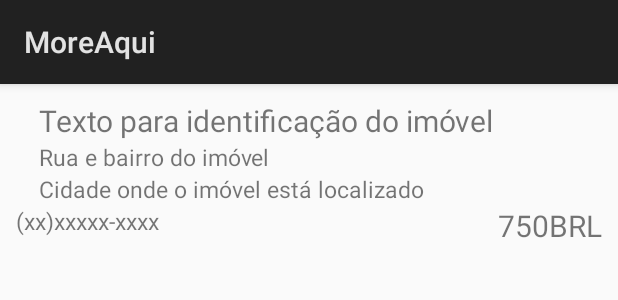
After one commit to COLTEC-TP/Trimestral-01, an Android app: the layout adapter_imoveis.xml on its own in the app's theme, with its tools: preview values and no code run, on a phone screen of 412 x 824 dp. The commit adds this screen. Shown: the top 300 px of the screen. Run offline under Robolectric (Android 15) with nearby library versions, the phone set to English and light mode, and no system bars.

Commit message:
Upando Prova triste :(

```diff
--- a/app/build.gradle
+++ b/app/build.gradle
@@ -21,6 +21,7 @@ android {
 dependencies {
     implementation fileTree(dir: 'libs', include: ['*.jar'])
     implementation 'com.android.support.constraint:constraint-layout:1.1.0'
+    implementation 'com.android.support:appcompat-v7:26.1.0'
     testImplementation 'junit:junit:4.12'
     androidTestImplementation 'com.android.support.test:runner:1.0.2'
     androidTestImplementation 'com.android.support.test.espresso:espresso-core:3.0.2'
--- a/app/src/main/AndroidManifest.xml
+++ b/app/src/main/AndroidManifest.xml
@@ -16,6 +16,7 @@
                 <category android:name="android.intent.category.LAUNCHER" />
             </intent-filter>
         </activity>
+        <activity android:name=".NovoImovelActivity"></activity>
     </application>
 
 </manifest>
--- /dev/null
+++ b/app/src/main/res/layout/adapter_imoveis.xml
@@ -0,0 +1,51 @@
+<?xml version="1.0" encoding="utf-8"?>
+<RelativeLayout xmlns:android="http://schemas.android.com/apk/res/android"
+    xmlns:tools="http://schemas.android.com/tools"
+    android:layout_width="match_parent"
+    android:layout_height="match_parent"
+    android:padding="5dp">
+
+    <RelativeLayout
+        android:id="@+id/rel_editor"
+        android:layout_width="fill_parent"
+        android:layout_height="wrap_content"
+        android:layout_alignParentStart="true"
+        android:layout_alignParentTop="true"
+        android:padding="5dp">
+
+        <TextView
+            style="@style/Endereço"
+            android:layout_alignLeft="@id/Identificação"
+            android:layout_below="@id/Identificação"
+            android:id="@+id/Endereço"
+            android:text="Rua e bairro do imóvel" />
+        <TextView
+            style="@style/Identificação"
+            android:id="@+id/Identificação"
+            android:text="Texto para identificação do imóvel" />
+
+        <TextView
+            style="@style/Cidade"
+            android:layout_alignLeft="@id/Identificação"
+            android:layout_below="@id/Endereço"
+            android:id="@+id/Cidade"
+            android:text="Cidade onde o imóvel está localizado" />
+
+        <TextView
+            style="@style/ValorAluguel"
+            android:layout_alignParentRight="true"
+            android:layout_below="@id/Cidade"
+            android:id="@+id/ValorAluguel"
+            android:text="750BRL" />
+
+        <TextView
+            style="@style/Telefone"
+            android:layout_alignParentLeft="true"
+            android:layout_below="@id/Cidade"
+            android:id="@+id/Telefone"
+            android:text="(xx)xxxxx-xxxx" />
+
+
+    </RelativeLayout>
+
+</RelativeLayout>
--- a/app/src/main/res/values/styles.xml
+++ b/app/src/main/res/values/styles.xml
@@ -5,4 +5,36 @@
         <!-- Customize your theme here. -->
     </style>
 
+    <style name="Identificação">
+        <item name="android:layout_width">wrap_content</item>
+        <item name="android:layout_height">wrap_content</item>
+        <item name="android:layout_marginLeft">15dp</item>
+        <item name="android:textSize">20dp</item>
+    </style>
+
+    <style name="Endereço">
+        <item name="android:layout_width">wrap_content</item>
+        <item name="android:layout_height">wrap_content</item>
+        <item name="android:textSize">15dp</item>
+    </style>
+
+    <style name="Cidade">
+        <item name="android:layout_width">wrap_content</item>
+        <item name="android:layout_height">wrap_content</item>
+        <item name="android:textSize">15dp</item>
+    </style>
+
+    <style name="ValorAluguel">
+        <item name="android:layout_width">wrap_content</item>
+        <item name="android:layout_height">wrap_content</item>
+        <item name="android:textSize">20dp</item>
+    </style>
+
+    <style name="Telefone">
+        <item name="android:layout_width">wrap_content</item>
+        <item name="android:layout_height">wrap_content</item>
+        <item name="android:textSize">15dp</item>
+    </style>
+
+
 </resources>
```
Also changed, not shown: app/src/main/java/br/ufmg/coltec/tp/moreaqui/Imovel.java (+4 -4 lines), app/src/main/java/br/ufmg/coltec/tp/moreaqui/ImovelDAO.java (+6 -6 lines), app/src/main/java/br/ufmg/coltec/tp/moreaqui/MainActivity.java (+58 -2 lines), app/src/main/java/br/ufmg/coltec/tp/moreaqui/NovoImovelActivity.java (added, +13 -0 lines), app/src/main/res/layout/activity_novo_imovel.xml (added, +47 -0 lines), app/src/main/res/menu/menu_lista.xml (added, +26 -0 lines), app/src/main/res/values/strings.xml (+8 -0 lines), 1 other file.
